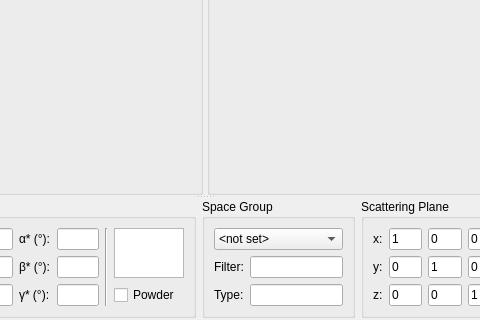
Qt form ui/taz.ui (tweber-ill/frm_mirror-takin1) before a commit; both pictures show x 268 to 748 and y 316 to 636 of the 946 by 636 pixel window.
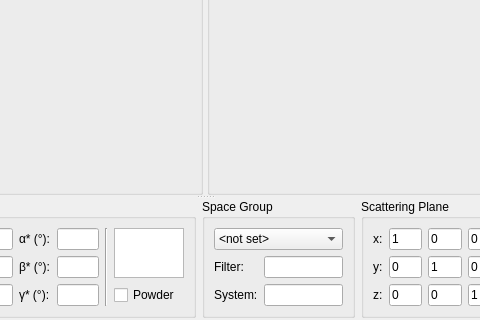
The same form after that commit.

```diff
--- a/ui/taz.ui
+++ b/ui/taz.ui
@@ -585,7 +585,7 @@
            <item row="2" column="0">
             <widget class="QLabel" name="label_18">
              <property name="text">
-              <string>Type:</string>
+              <string>System:</string>
              </property>
             </widget>
            </item>
```
